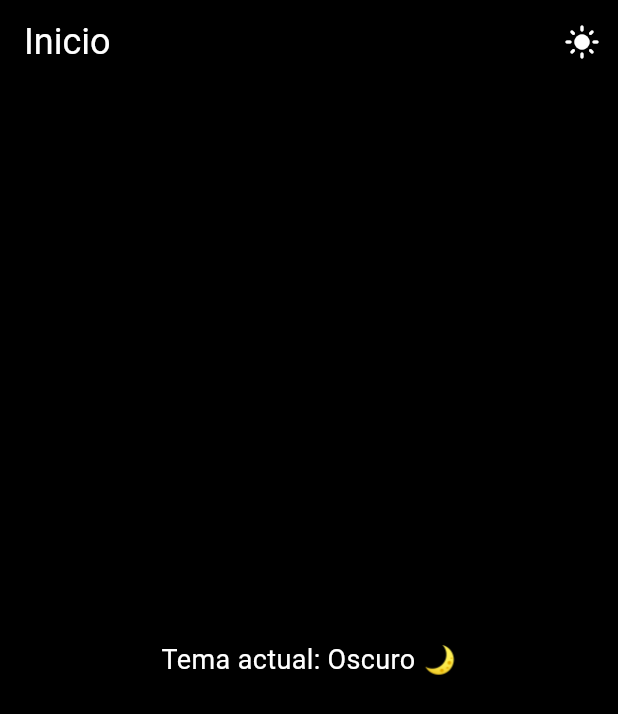
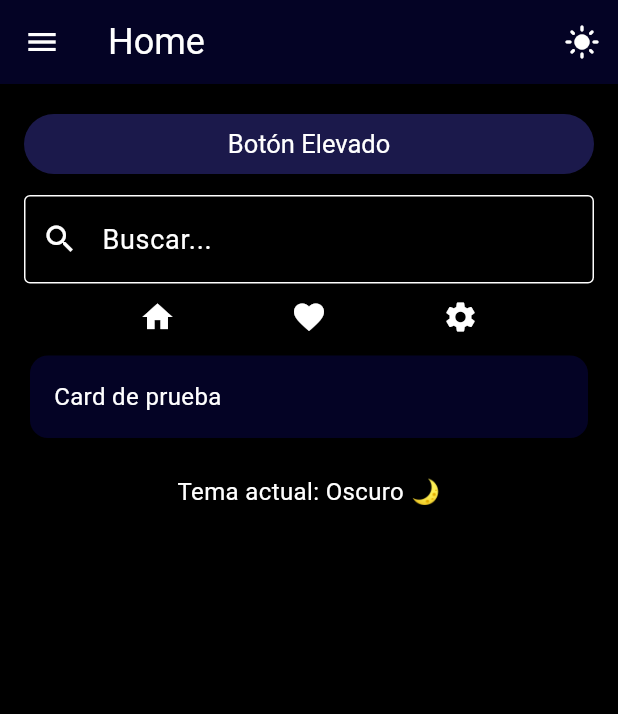
Before and after one commit to Garyjnm/aplicacion_movil_farmacia_joshua, a Flutter app: the screen it shows after launch, after a tap on the "dark mode" icon, on a phone screen of 412 x 824 dp. Shown: the top 714 px of the screen. Run offline on Flutter 3.47's test engine with Material 3 defaults, Android fonts, the phone set to English and light mode, and no system bars; our stand-ins replace flutter_riverpod; Roboto replaces fonts that are missing (Segoe UI); project files that could hold a hidden picture were left out.

Commit message:
componiendo el home_page para que acepte el sidebar

```diff
--- a/lib/ui/authentication/screens/home_page.dart
+++ b/lib/ui/authentication/screens/home_page.dart
@@ -1,32 +1,85 @@
 import 'package:flutter/material.dart';
 import 'package:flutter_riverpod/flutter_riverpod.dart';
 import '../../core/themes/theme_provider.dart';
+import '../../../sidebar_widget.dart';
 
+// La nueva clase HomeScreen que usa Riverpod (ConsumerWidget)
 class HomePage extends ConsumerWidget {
   const HomePage({super.key});
 
+  // La lógica del cambio de tema se integra directamente aquí,
+  // ya que este widget puede acceder a Riverpod.
+  void _onToggleTheme(WidgetRef ref) {
+    final current = ref.read(themeProvider);
+    // Cambia el estado del proveedor de tema
+    ref.read(themeProvider.notifier).state =
+        current == ThemeMode.light ? ThemeMode.dark : ThemeMode.light;
+  }
+
   @override
   Widget build(BuildContext context, WidgetRef ref) {
+    final colors = Theme.of(context).colorScheme;
     final isDark = Theme.of(context).brightness == Brightness.dark;
 
     return Scaffold(
       appBar: AppBar(
-        title: const Text('Inicio'),
+        backgroundColor: colors.primary,
+        title: const Text("Home"),
         actions: [
           IconButton(
             icon: Icon(isDark ? Icons.light_mode : Icons.dark_mode),
-            onPressed: () {
-              final current = ref.read(themeProvider);
-              ref.read(themeProvider.notifier).state =
-                  current == ThemeMode.light ? ThemeMode.dark : ThemeMode.light;
-            },
+            // Llama a la función local que usa Riverpod
+            onPressed: () => _onToggleTheme(ref),
+            tooltip: "Cambiar tema",
           ),
         ],
       ),
-      body: Center(
-        child: Text(
-          'Tema actual: ${isDark ? "Oscuro 🌙" : "Claro ☀️"}',
-          style: const TextStyle(fontSize: 18),
+      drawer: const SidebarWidget(),
+      body: Padding(
+        padding: const EdgeInsets.all(16.0),
+        child: SingleChildScrollView(
+          child: Column(
+            crossAxisAlignment: CrossAxisAlignment.stretch,
+            children: [
+              // Elementos de la interfaz del segundo código
+              ElevatedButton(
+                onPressed: () {},
+                child: const Text("Botón Elevado"),
+              ),
+              const SizedBox(height: 10),
+              const TextField(
+                decoration: InputDecoration(
+                  prefixIcon: Icon(Icons.search),
+                  hintText: "Buscar...",
+                  border: OutlineInputBorder(),
+                ),
+              ),
+              const SizedBox(height: 10),
+              const Row(
+                mainAxisAlignment: MainAxisAlignment.spaceEvenly,
+                children: [
+                  Icon(Icons.home),
+                  Icon(Icons.favorite),
+                  Icon(Icons.settings),
+                ],
+              ),
+              const SizedBox(height: 10),
+              const Card(
+                child: Padding(
+                  padding: EdgeInsets.all(16.0),
+                  child: Text("Card de prueba"),
+                ),
+              ),
+              // Añadir un texto para mostrar el tema actual (opcional)
+              const SizedBox(height: 20),
+              Center(
+                child: Text(
+                  'Tema actual: ${isDark ? "Oscuro 🌙" : "Claro ☀️"}',
+                  style: const TextStyle(fontSize: 16),
+                ),
+              ),
+            ],
+          ),
         ),
       ),
     );
```
